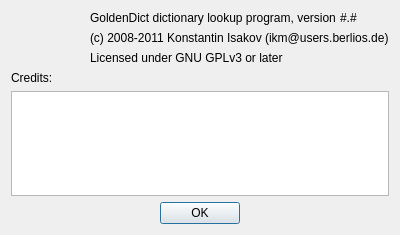
First picture: the form in about.ui, repository goldendict/goldendict, before the edit.
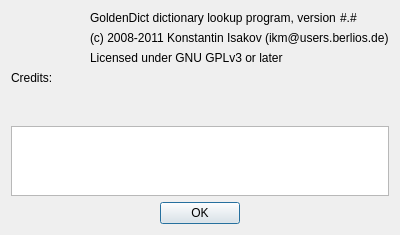
Second picture: the form after the edit. Icons and pictures are not drawn.

Commit message: Show multiple names in the Credits list better.

Diff of the .ui file:
```diff
--- a/about.ui
+++ b/about.ui
@@ -116,6 +116,12 @@
      <property name="enabled">
       <bool>true</bool>
      </property>
+     <property name="sizePolicy">
+      <sizepolicy hsizetype="Expanding" vsizetype="Expanding">
+       <horstretch>0</horstretch>
+       <verstretch>1</verstretch>
+      </sizepolicy>
+     </property>
     </widget>
    </item>
    <item>
```
The commit also changes 1 other file.
